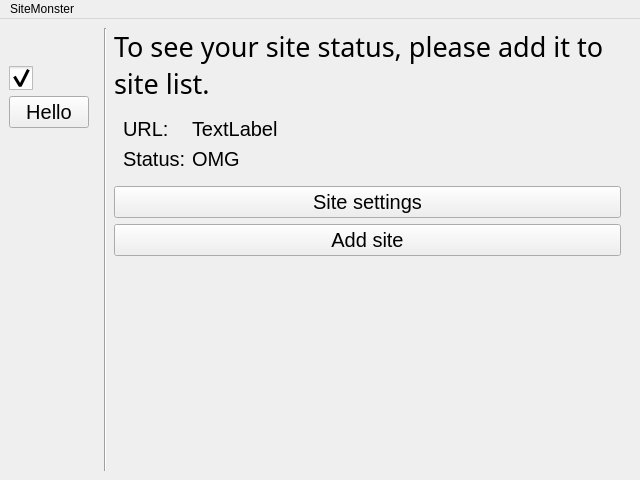
This is gui/ui/monitor.ui in KoniDevTeam/SiteMonster as Qt 5 draws it before an edit. The edited form follows.
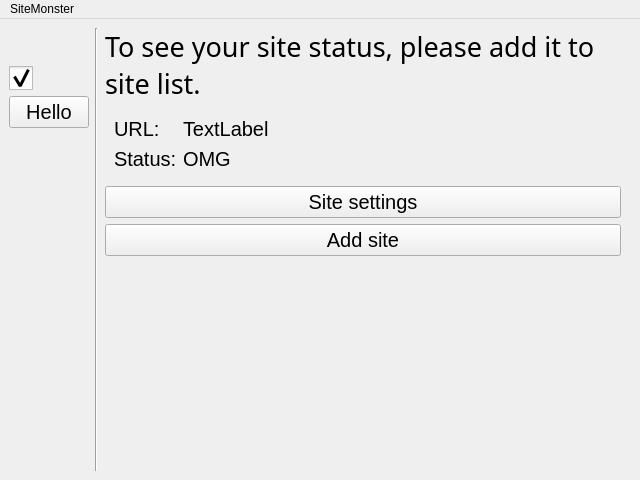
This is the edited form. Icons and pictures are not drawn.

Patch:
```diff
--- a/gui/ui/monitor.ui
+++ b/gui/ui/monitor.ui
@@ -384,6 +384,9 @@
        <string/>
       </property>
       <layout class="QHBoxLayout" name="container_2">
+       <property name="leftMargin">
+        <number>0</number>
+       </property>
        <property name="topMargin">
         <number>0</number>
        </property>
```
